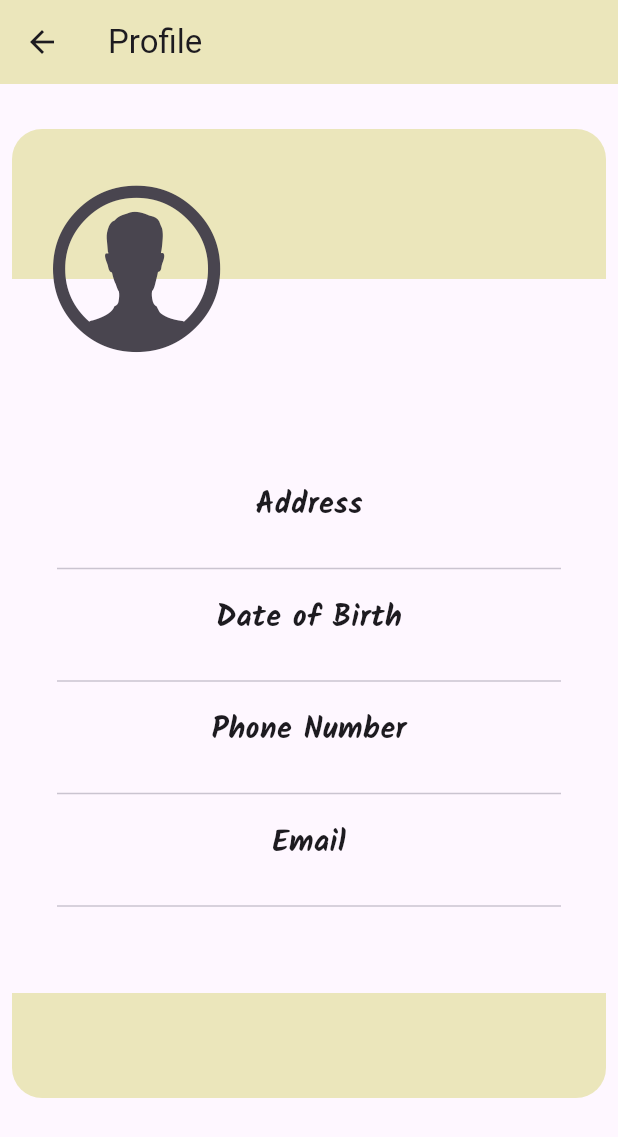
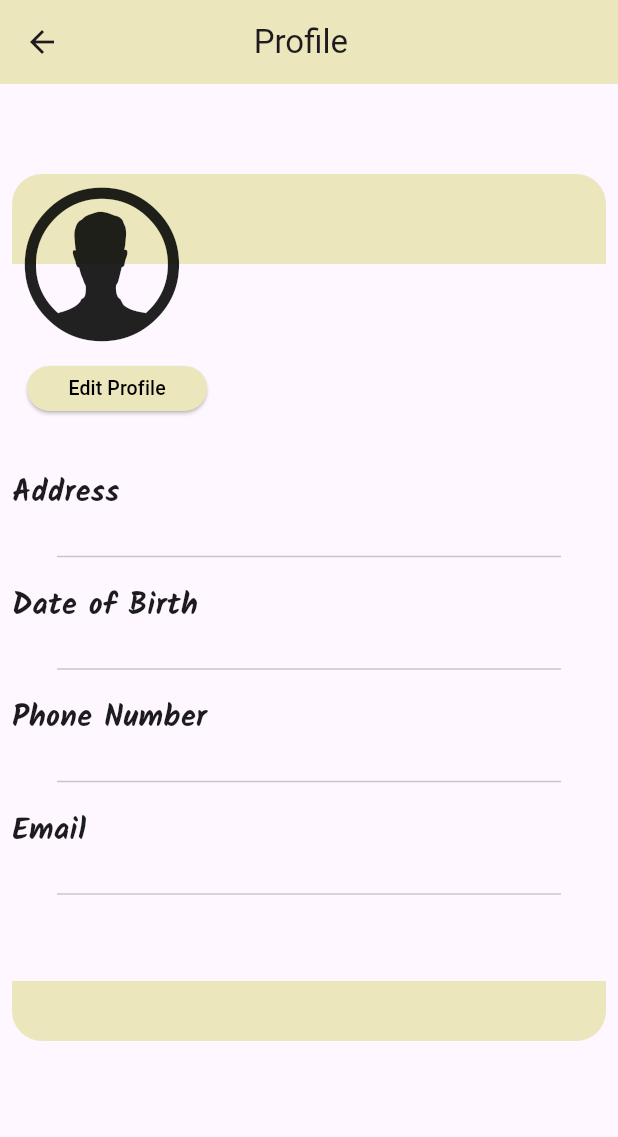
Before and after one commit to nasikmohammed/OASapp, a Flutter app: the ScreenUserProfile screen opened directly, on a phone screen of 412 x 824 dp. Shown: the top 1137 px of the screen. Run offline on Flutter 3.47's test engine with Material 3 defaults, Android fonts, the phone set to English and light mode, and no system bars; our stand-ins replace cloud_firestore, firebase_auth, firebase_core, firebase_storage, flutter_rating_bar, fluttertoast and 4 more; accounts and stored records are empty; Roboto replaces fonts that are missing (Ysabeau).

Commit message:
oas comit

```diff
--- a/lib/models/userdetails.dart
+++ b/lib/models/userdetails.dart
@@ -7,6 +7,8 @@ class UserModel {
   final String password;
   final String email;
     final String? id;
+    final String? profile;
+
 
 
 
@@ -20,10 +22,12 @@ class UserModel {
     required this.phone,
     required this.dob,
     required this.password,
-    required this.email,
+    required this.email,    required this.profile,
+
   });
   Map<String, dynamic> toJson(docId) => {
         "fullname": fullname,
+         "profile": profile,
         "address": address,
         "occupation": occupation,
         "phone": phone,
@@ -39,7 +43,7 @@ class UserModel {
       occupation: json["occupation"],
       phone: json["phone"],
       dob: json["dob"],
-      password: json["password"],
+      password: json["password"],profile: json["profile"],
     );
   }
 }
--- a/lib/view/profile.dart
+++ b/lib/view/profile.dart
@@ -3,6 +3,8 @@ import 'package:flutter/material.dart';
 import 'package:cloud_firestore/cloud_firestore.dart';
 import 'package:firebase_auth/firebase_auth.dart';
 import 'package:google_fonts/google_fonts.dart';
+import 'package:myproject/viewmodel/controller_provider.dart';
+import 'package:provider/provider.dart';
 
 class ScreenUserProfile extends StatefulWidget {
   @override
@@ -16,14 +18,10 @@ class _ScreenUserProfileState extends State<ScreenUserProfile> {
   String userphonenumber = '';
   String useroccupation = '';
   String useremail = '';
+  String userprofile = '';
+  Stream<Map<String, dynamic>> fetchUserDetails() async* {
+    // final ctrl = Provider.of<ControllerProvider>(context);
 
-  @override
-  void initState() {
-    super.initState();
-    fetchUserDetails();
-  }
-
-  Future<void> fetchUserDetails() async {
     try {
       // Get the current user
       User? user = FirebaseAuth.instance.currentUser;
@@ -43,6 +41,7 @@ class _ScreenUserProfileState extends State<ScreenUserProfile> {
             userphonenumber = userDoc['phone'];
             useremail = userDoc['email'];
             useroccupation = userDoc['occupation'];
+            userprofile = userDoc['profile'];
           });
         }
       }
@@ -53,14 +52,23 @@ class _ScreenUserProfileState extends State<ScreenUserProfile> {
 
   @override
   Widget build(BuildContext context) {
+    final ctrl = Provider.of<ControllerProvider>(context);
+
+    return StreamBuilder<Map<String, dynamic>>(
+      stream: fetchUserDetails(),
+      builder: (BuildContext context, AsyncSnapshot<dynamic> snapshot) {
         return Scaffold(
           appBar: AppBar(
             backgroundColor: const Color.fromARGB(255, 235, 230, 187),
-        title: const Text('Profile  '),
+            title: Text(
+              'Profile  ',
+              style: GoogleFonts.rubikDoodleShadow(),
+            ),
+            centerTitle: true,
           ),
           body: Center(
             child: Padding(
-          padding: const EdgeInsets.only(left: 8, right: 8, top: 30),
+              padding: const EdgeInsets.only(left: 8, right: 8, top: 60),
               child: Column(
                 mainAxisAlignment: MainAxisAlignment.start,
                 crossAxisAlignment: CrossAxisAlignment.start,
@@ -69,7 +77,7 @@ class _ScreenUserProfileState extends State<ScreenUserProfile> {
                     children: [
                       Container(
                         width: 600,
-                    height: 100,
+                        height: 60,
                         decoration: const BoxDecoration(
                           borderRadius: BorderRadius.only(
                             topLeft: Radius.circular(20),
@@ -78,19 +86,22 @@ class _ScreenUserProfileState extends State<ScreenUserProfile> {
                           color: Color.fromARGB(255, 235, 230, 187),
                         ),
                       ),
-                  Padding(
-                    padding: const EdgeInsets.only(left: 10, top: 20),
-                    child: IconButton(
-                        onPressed: () {},
-                        icon: const Icon(
+                      userprofile == ""
+                          ? Icon(
                               CupertinoIcons.person_alt_circle,
-                          size: 130,
-                        )),
+                              size: 120,
+                            )
+                          : Padding(
+                              padding: const EdgeInsets.only(left: 10, top: 5),
+                              child: CircleAvatar(
+                                radius: 60,
+                                backgroundImage:
+                                    NetworkImage(userprofile, scale: 1),
+                              ),
                             ),
                       Padding(
                           padding: const EdgeInsets.only(
-                        left: 160,
-                        top: 70,
+                            left: 180,
                           ),
                           child: Column(
                             children: [
@@ -100,16 +111,43 @@ class _ScreenUserProfileState extends State<ScreenUserProfile> {
                                     fontSize: 24, fontWeight: FontWeight.bold),
                               ),
                               Text(useroccupation,
-                              style: GoogleFonts.aleo(
+                                  style: GoogleFonts.ysabeau(
                                       fontWeight: FontWeight.bold)),
                             ],
                           )),
                     ],
                   ),
+                  Padding(
+                    padding: const EdgeInsets.only(left: 10, top: 8),
+                    child: SizedBox(
+                        height: 30,
+                        width: 120,
+                        child: ElevatedButton(
+                            style: ElevatedButton.styleFrom(
+                              backgroundColor:
+                                  Color.fromARGB(255, 235, 230, 187),
+                            ),
+                            onPressed: () {
+                              ctrl.userprofileupdate(
+                                  context,
+                                  userName,
+                                  useroccupation,
+                                  useraddress,
+                                  userdob,
+                                  userphonenumber,
+                                  useremail);
+                            },
+                            child: Text(
+                              'Edit Profile',
+                              style: GoogleFonts.ysabeau(
+                                  fontSize: 13, color: Colors.black),
+                            ))),
+                  ),
                   const SizedBox(
-                height: 70,
+                    height: 40,
                   ),
                   Column(
+                    crossAxisAlignment: CrossAxisAlignment.start,
                     children: [
                       Text(
                         "Address",
@@ -117,7 +155,8 @@ class _ScreenUserProfileState extends State<ScreenUserProfile> {
                             fontWeight: FontWeight.bold, fontSize: 20),
                       ),
                       Text(useraddress,
-                      style: GoogleFonts.aleo(fontWeight: FontWeight.bold)),
+                          style:
+                              GoogleFonts.ysabeau(fontWeight: FontWeight.bold)),
                       const Divider(
                         endIndent: 30,
                         indent: 30,
@@ -131,7 +170,8 @@ class _ScreenUserProfileState extends State<ScreenUserProfile> {
                             fontWeight: FontWeight.bold, fontSize: 20),
                       ),
                       Text(userdob,
-                      style: GoogleFonts.aleo(fontWeight: FontWeight.bold)),
+                          style:
+                              GoogleFonts.ysabeau(fontWeight: FontWeight.bold)),
                       const Divider(
                         endIndent: 30,
                         indent: 30,
@@ -145,7 +185,8 @@ class _ScreenUserProfileState extends State<ScreenUserProfile> {
                             fontWeight: FontWeight.bold, fontSize: 20),
                       ),
                       Text(userphonenumber,
-                      style: GoogleFonts.aleo(fontWeight: FontWeight.bold)),
+                          style:
+                              GoogleFonts.ysabeau(fontWeight: FontWeight.bold)),
                       const Divider(
                         endIndent: 30,
                         indent: 30,
@@ -159,7 +200,8 @@ class _ScreenUserProfileState extends State<ScreenUserProfile> {
                             fontWeight: FontWeight.bold, fontSize: 20),
                       ),
                       Text(useremail,
-                      style: GoogleFonts.aleo(fontWeight: FontWeight.bold)),
+                          style:
+                              GoogleFonts.ysabeau(fontWeight: FontWeight.bold)),
                       const Divider(
                         endIndent: 30,
                         indent: 30,
@@ -174,7 +216,7 @@ class _ScreenUserProfileState extends State<ScreenUserProfile> {
                   ),
                   Container(
                     width: 600,
-                height: 70,
+                    height: 40,
                     decoration: const BoxDecoration(
                       borderRadius: BorderRadius.only(
                         bottomLeft: Radius.circular(20),
@@ -188,5 +230,7 @@ class _ScreenUserProfileState extends State<ScreenUserProfile> {
             ),
           ),
         );
+      },
+    );
   }
 }
```
Also changed, not shown: lib/view/login.dart (+11 -5 lines), lib/view/register.dart (+47 -5 lines), lib/viewmodel/controller_provider.dart (+214 -1 lines). Lines whose indentation alone changed are shown as unchanged.
